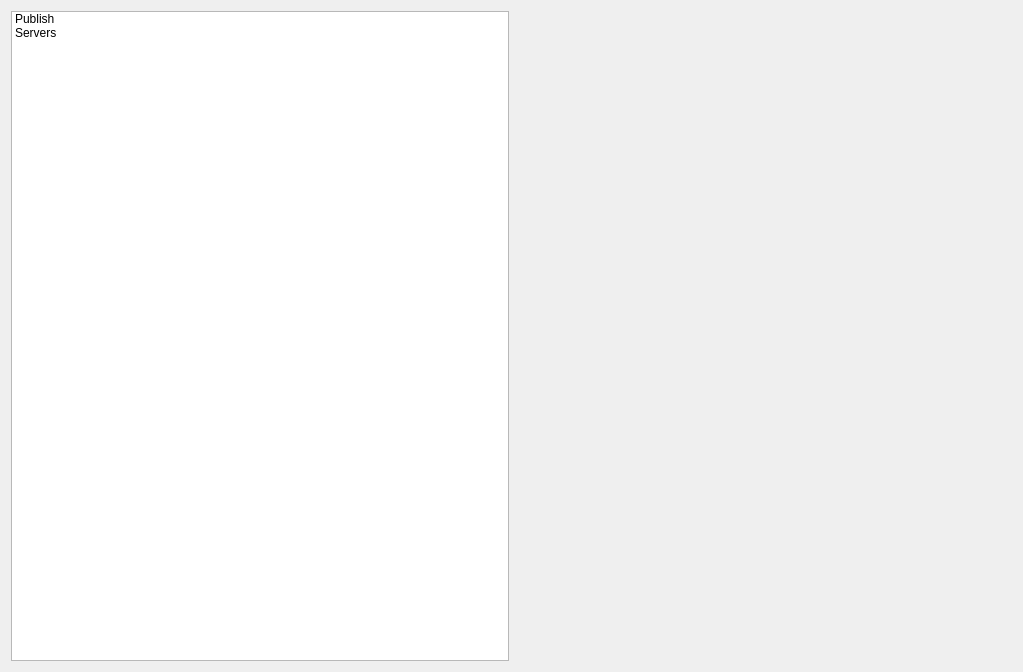
GeoCat/qgis-bridge-plugin, file geocatbridge/ui/bridgedialog.ui: the form before one commit.
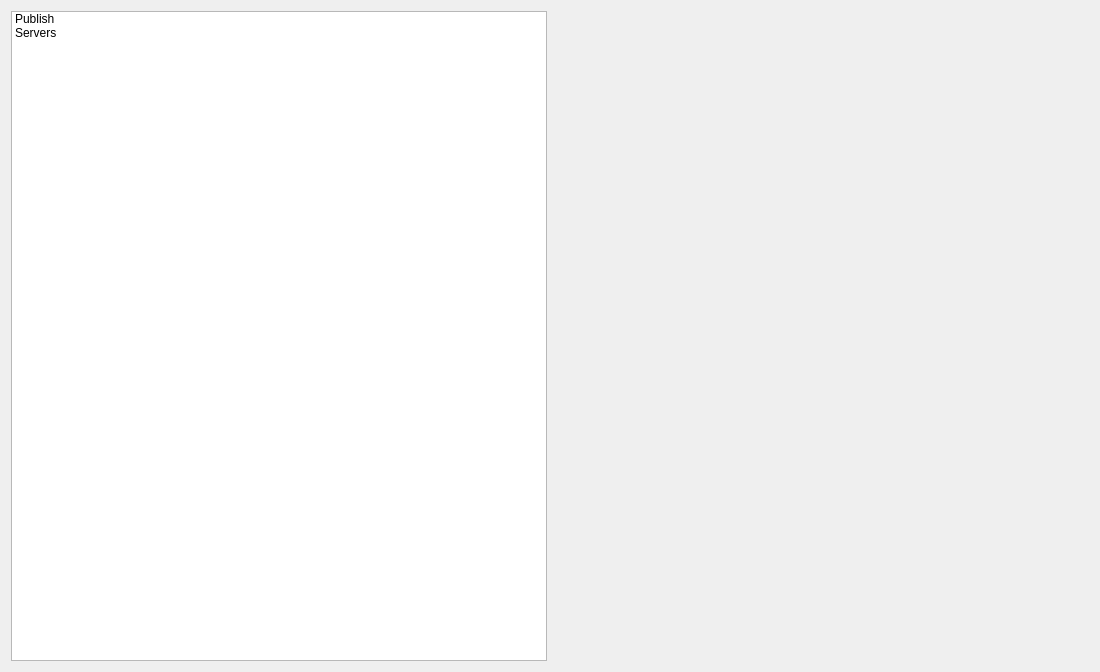
The form after the commit.

```diff
--- a/geocatbridge/ui/bridgedialog.ui
+++ b/geocatbridge/ui/bridgedialog.ui
@@ -6,7 +6,7 @@
    <rect>
     <x>0</x>
     <y>0</y>
-    <width>1023</width>
+    <width>1100</width>
     <height>672</height>
    </rect>
   </property>
@@ -33,10 +33,6 @@
      <property name="currentIndex">
       <number>0</number>
      </property>
-     <widget class="QWidget" name="pagePublish">
-      <layout class="QVBoxLayout" name="verticalLayout_2"/>
-     </widget>
-     <widget class="QWidget" name="pageServers"/>
     </widget>
    </item>
   </layout>
```
Left out of the diff: 2 changed lines with no effect on the pictures.
